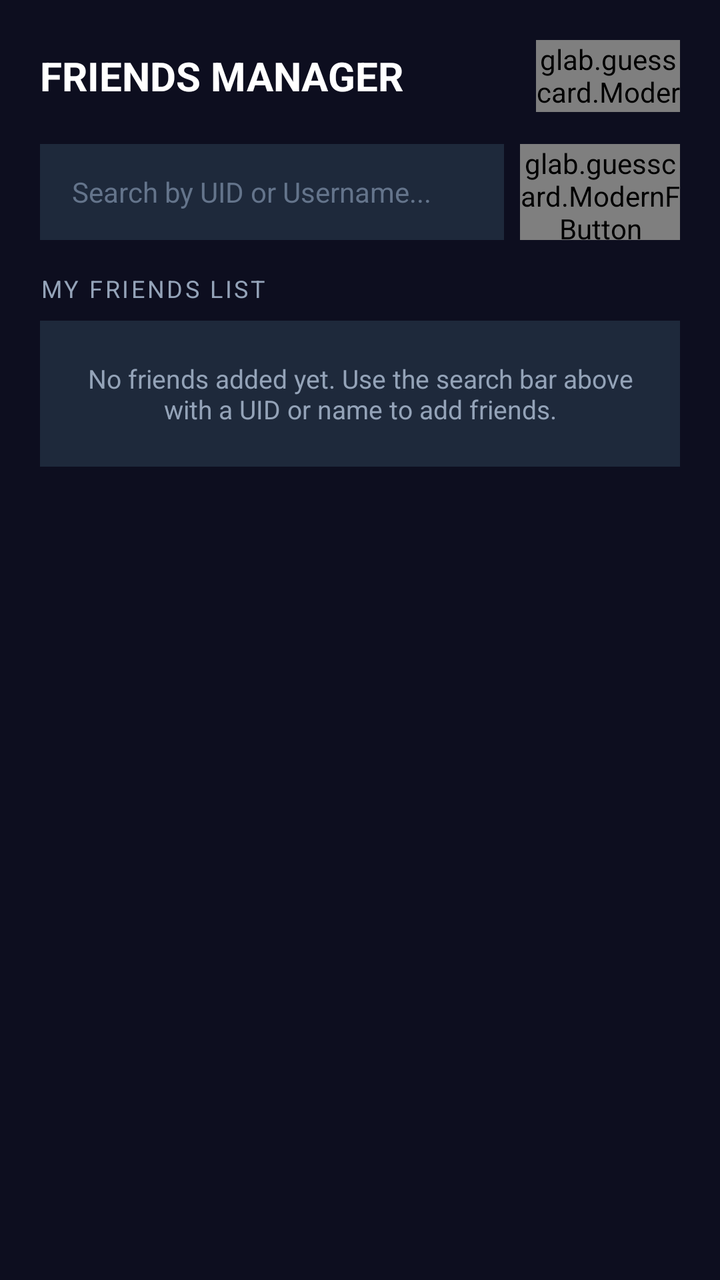
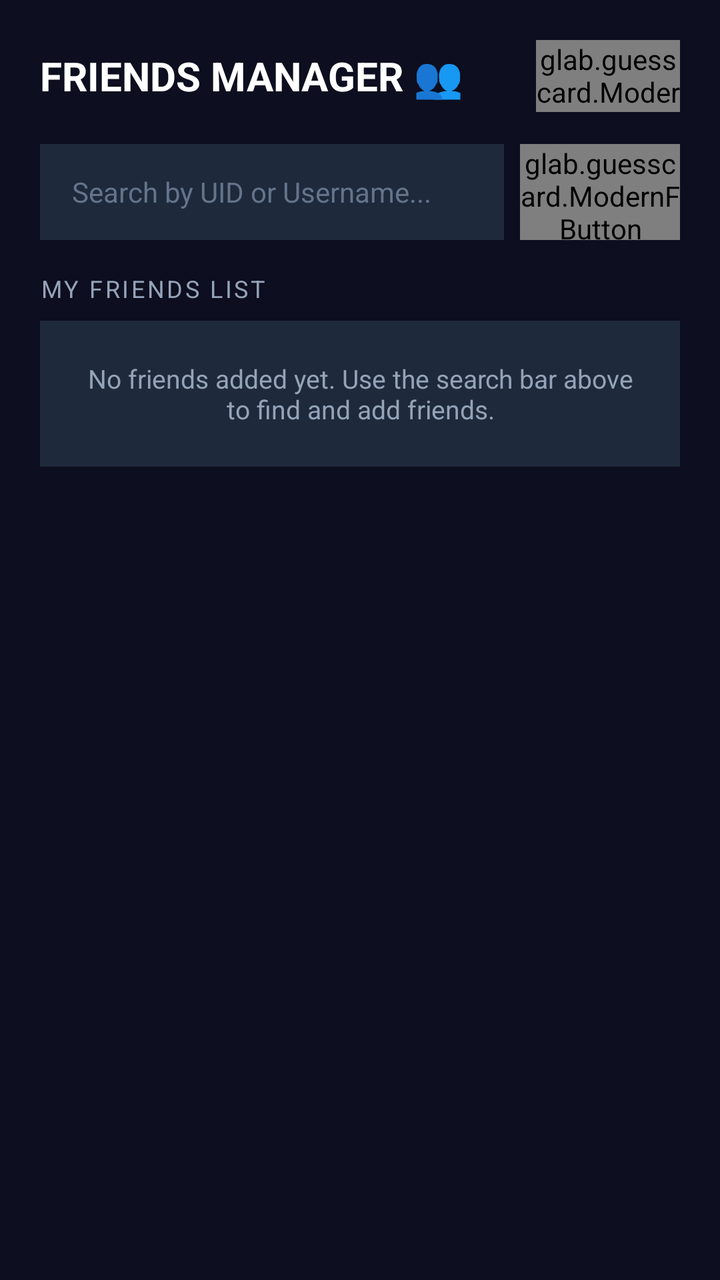

Screens rendered from an Android XML layout before and after an edit, with the pre-edit source and the edit as a unified diff.
<!-- AndroidManifest.xml: application theme Theme.TerritoryWars -->
<!-- res/layout/activity_friends.xml -->
<?xml version="1.0" encoding="utf-8"?>
<LinearLayout xmlns:android="http://schemas.android.com/apk/res/android"
    android:layout_width="match_parent"
    android:layout_height="match_parent"
    android:background="@color/bg_dark"
    android:orientation="vertical"
    android:padding="20dp">

    
    <LinearLayout
        android:layout_width="match_parent"
        android:layout_height="wrap_content"
        android:orientation="horizontal"
        android:gravity="center_vertical"
        android:layout_marginBottom="16dp">

        <TextView
            android:layout_width="0dp"
            android:layout_height="wrap_content"
            android:layout_weight="1"
            android:text="FRIENDS MANAGER"
            android:textColor="#FFFFFF"
            android:textSize="20sp"
            android:textStyle="bold" />

        <glab.guesscard.ModernFButton
            android:id="@+id/btnCloseFriends"
            android:layout_width="72dp"
            android:layout_height="36dp"
            android:text="Close"
            android:textSize="11sp" />
    </LinearLayout>

    
    <LinearLayout
        android:layout_width="match_parent"
        android:layout_height="wrap_content"
        android:orientation="horizontal"
        android:layout_marginBottom="16dp">

        <EditText
            android:id="@+id/etSearchFriends"
            android:layout_width="0dp"
            android:layout_height="48dp"
            android:layout_weight="1"
            android:background="#1E293B"
            android:hint="Search by UID or Username..."
            android:textColorHint="#64748B"
            android:paddingStart="16dp"
            android:paddingEnd="16dp"
            android:textColor="#FFFFFF"
            android:textSize="14sp" />

        <glab.guesscard.ModernFButton
            android:id="@+id/btnSearch"
            android:layout_width="80dp"
            android:layout_height="48dp"
            android:layout_marginStart="8dp"
            android:text="Search" />
    </LinearLayout>

    
    <TextView
        android:id="@+id/tvSearchResultsHeader"
        android:layout_width="match_parent"
        android:layout_height="wrap_content"
        android:text="Search Results"
        android:textColor="#38BDF8"
        android:textSize="12sp"
        android:textStyle="bold"
        android:visibility="gone"
        android:layout_marginBottom="6dp" />

    <androidx.recyclerview.widget.RecyclerView
        android:id="@+id/rvSearchResults"
        android:layout_width="match_parent"
        android:layout_height="0dp"
        android:layout_weight="1"
        android:visibility="gone"
        android:layout_marginBottom="16dp" />

    
    <TextView
        android:id="@+id/tvMyFriendsHeader"
        android:layout_width="match_parent"
        android:layout_height="wrap_content"
        android:text="MY FRIENDS LIST"
        android:textColor="#94A3B8"
        android:textSize="12sp"
        android:textAllCaps="true"
        android:letterSpacing="0.1"
        android:layout_marginBottom="8dp" />

    <TextView
        android:id="@+id/tvNoFriends"
        android:layout_width="match_parent"
        android:layout_height="wrap_content"
        android:background="#1E293B"
        android:padding="20dp"
        android:text="No friends added yet. Use the search bar above with a UID or name to add friends."
        android:textColor="#94A3B8"
        android:textSize="13sp"
        android:gravity="center" />

    <androidx.recyclerview.widget.RecyclerView
        android:id="@+id/rvFriendsList"
        android:layout_width="match_parent"
        android:layout_height="0dp"
        android:layout_weight="1"
        android:visibility="gone" />

</LinearLayout>
<!-- resources referenced by this layout -->
<resources>
  <color name="bg_dark">#0D0E1F</color>
  <style name="Theme.TerritoryWars" parent="Theme.Material3.DayNight.NoActionBar">
          
          <item name="colorPrimary">@color/purple_500</item>
          <item name="colorPrimaryVariant">@color/purple_700</item>
          <item name="colorOnPrimary">@color/white</item>
          
          <item name="colorSecondary">@color/teal_200</item>
          <item name="colorSecondaryVariant">@color/teal_700</item>
          <item name="colorOnSecondary">@color/black</item>
          
          <item name="android:statusBarColor">@android:color/transparent</item>
          <item name="android:navigationBarColor">@android:color/transparent</item>
          <item name="android:windowDrawsSystemBarBackgrounds">true</item>
      </style>
  <color name="purple_500">#FF6200EE</color>
  <color name="purple_700">#FF3700B3</color>
  <color name="white">#FFFFFFFF</color>
  <color name="teal_200">#FF03DAC5</color>
  <color name="teal_700">#FF018786</color>
  <color name="black">#FF000000</color>
</resources>

<!-- the commit's change to res/layout/activity_friends.xml (unified diff, before → after) -->
@@ -1,8 +1,10 @@
 <?xml version="1.0" encoding="utf-8"?>
 <LinearLayout xmlns:android="http://schemas.android.com/apk/res/android"
+    xmlns:app="http://schemas.android.com/apk/res-auto"
     android:layout_width="match_parent"
     android:layout_height="match_parent"
     android:background="@color/bg_dark"
+    android:fitsSystemWindows="true"
     android:orientation="vertical"
     android:padding="20dp">
 
@@ -18,7 +20,7 @@
             android:layout_width="0dp"
             android:layout_height="wrap_content"
             android:layout_weight="1"
-            android:text="FRIENDS MANAGER"
+            android:text="FRIENDS MANAGER 👥"
             android:textColor="#FFFFFF"
             android:textSize="20sp"
             android:textStyle="bold" />
@@ -80,33 +82,70 @@
         android:layout_marginBottom="16dp" />
 
     
-    <TextView
-        android:id="@+id/tvMyFriendsHeader"
-        android:layout_width="match_parent"
-        android:layout_height="wrap_content"
-        android:text="MY FRIENDS LIST"
-        android:textColor="#94A3B8"
-        android:textSize="12sp"
-        android:textAllCaps="true"
-        android:letterSpacing="0.1"
-        android:layout_marginBottom="8dp" />
-
-    <TextView
-        android:id="@+id/tvNoFriends"
-        android:layout_width="match_parent"
-        android:layout_height="wrap_content"
-        android:background="#1E293B"
-        android:padding="20dp"
-        android:text="No friends added yet. Use the search bar above with a UID or name to add friends."
-        android:textColor="#94A3B8"
-        android:textSize="13sp"
-        android:gravity="center" />
-
-    <androidx.recyclerview.widget.RecyclerView
-        android:id="@+id/rvFriendsList"
+    <androidx.core.widget.NestedScrollView
+        android:id="@+id/scrollFriendsContent"
         android:layout_width="match_parent"
         android:layout_height="0dp"
-        android:layout_weight="1"
-        android:visibility="gone" />
+        android:layout_weight="1">
+
+        <LinearLayout
+            android:layout_width="match_parent"
+            android:layout_height="wrap_content"
+            android:orientation="vertical">
+
+            
+            <TextView
+                android:id="@+id/tvIncomingRequestsHeader"
+                android:layout_width="match_parent"
+                android:layout_height="wrap_content"
+                android:text="PENDING FRIEND REQUESTS"
+                android:textColor="#10B981"
+                android:textSize="12sp"
+                android:textStyle="bold"
+                android:textAllCaps="true"
+                android:letterSpacing="0.1"
+                android:visibility="gone"
+                android:layout_marginBottom="6dp" />
+
+            <androidx.recyclerview.widget.RecyclerView
+                android:id="@+id/rvIncomingRequests"
+                android:layout_width="match_parent"
+                android:layout_height="wrap_content"
+                android:nestedScrollingEnabled="false"
+                android:visibility="gone"
+                android:layout_marginBottom="16dp" />
+
+            
+            <TextView
+                android:id="@+id/tvMyFriendsHeader"
+                android:layout_width="match_parent"
+                android:layout_height="wrap_content"
+                android:text="MY FRIENDS LIST"
+                android:textColor="#94A3B8"
+                android:textSize="12sp"
+                android:textAllCaps="true"
+                android:letterSpacing="0.1"
+                android:layout_marginBottom="8dp" />
+
+            <TextView
+                android:id="@+id/tvNoFriends"
+                android:layout_width="match_parent"
+                android:layout_height="wrap_content"
+                android:background="#1E293B"
+                android:padding="20dp"
+                android:text="No friends added yet. Use the search bar above to find and add friends."
+                android:textColor="#94A3B8"
+                android:textSize="13sp"
+                android:gravity="center" />
+
+            <androidx.recyclerview.widget.RecyclerView
+                android:id="@+id/rvFriendsList"
+                android:layout_width="match_parent"
+                android:layout_height="wrap_content"
+                android:nestedScrollingEnabled="false"
+                android:visibility="gone" />
+
+        </LinearLayout>
+    </androidx.core.widget.NestedScrollView>
 
 </LinearLayout>
